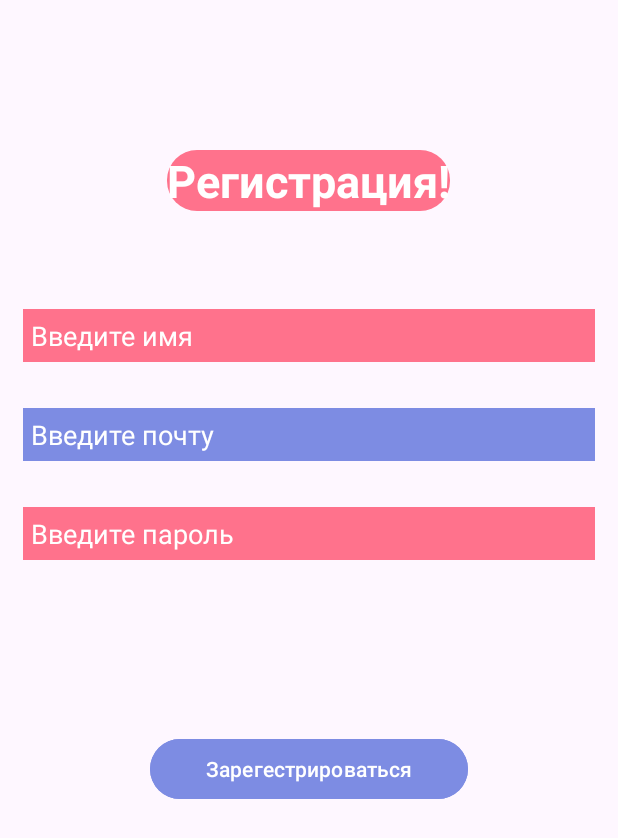
After one commit to DanilPavlukhov/LearnEnglish, an Android app: the RegistrationActivity screen opened directly, with no data from a screen before it, on a phone screen of 412 x 824 dp. The commit adds this screen. Shown: the top 838 px of the screen. Run offline under Robolectric (Android 15) with nearby library versions, the phone set to English and light mode, and no system bars; our stand-ins replace Firebase (no records; nobody signed in at launch, a user with empty details on screens opened directly).

Commit message:
Commit 3

```diff
--- a/app/build.gradle
+++ b/app/build.gradle
@@ -1,5 +1,6 @@
 plugins {
     id 'com.android.application'
+    id 'com.google.gms.google-services'
 }
 
 android {
@@ -37,7 +38,12 @@ dependencies {
     implementation 'com.google.android.material:material:1.5.0'
     implementation 'com.google.android.material:material:1.4.0'
     implementation 'androidx.constraintlayout:constraintlayout:2.1.4'
+    implementation 'androidx.annotation:annotation:1.3.0'
+    implementation 'androidx.lifecycle:lifecycle-livedata-ktx:2.4.1'
+    implementation 'androidx.lifecycle:lifecycle-viewmodel-ktx:2.4.1'
     testImplementation 'junit:junit:4.13.2'
     androidTestImplementation 'androidx.test.ext:junit:1.1.5'
     androidTestImplementation 'androidx.test.espresso:espresso-core:3.5.1'
+    implementation platform('com.google.firebase:firebase-bom:32.1.0')
+    implementation 'com.google.firebase:firebase-auth'
 }
--- a/app/src/main/java/com/example/learnenglish/MainActivity.java
+++ b/app/src/main/java/com/example/learnenglish/MainActivity.java
@@ -14,6 +14,7 @@ public class MainActivity extends AppCompatActivity {
     private Button btn_3;
     private Button btn_4;
 
+
     @Override
     protected void onCreate(Bundle savedInstanceState) {
         super.onCreate(savedInstanceState);
@@ -26,6 +27,7 @@ public class MainActivity extends AppCompatActivity {
         btn_2 =  findViewById(R.id.btn_2);
         btn_3 =  findViewById(R.id.btn_3);
         btn_4 =  findViewById(R.id.btn_4);
+
     }
     private void listener(){
         btn_1.setOnClickListener(v -> {
--- /dev/null
+++ b/app/src/main/java/com/example/learnenglish/RegistrationActivity.java
@@ -0,0 +1,62 @@
+package com.example.learnenglish;
+
+import androidx.annotation.NonNull;
+import androidx.appcompat.app.AppCompatActivity;
+
+import android.content.Intent;
+import android.os.Bundle;
+import android.view.View;
+import android.widget.Button;
+import android.widget.EditText;
+import android.widget.Toast;
+
+import com.example.learnenglish.fireBaseController.Controller;
+import com.google.android.gms.tasks.OnCompleteListener;
+import com.google.android.gms.tasks.Task;
+import com.google.firebase.auth.AuthResult;
+
+public class RegistrationActivity extends AppCompatActivity {
+    EditText newEditUser,newEditEmail,newEditPassword;
+    Button regist;
+    @Override
+    protected void onCreate(Bundle savedInstanceState) {
+        super.onCreate(savedInstanceState);
+
+        Controller controller = new Controller();
+        if(controller.isRegistration()){
+            startActivity(new Intent(RegistrationActivity.this,MainActivity.class));
+        }
+
+        setContentView(R.layout.activity_regestrarion);
+        newEditUser = findViewById(R.id.newUserEdit);
+        newEditEmail = findViewById(R.id.newEmailEdit);
+        newEditPassword = findViewById(R.id.newPasswordEdit);
+        regist = findViewById(R.id.registButton);
+
+
+
+        regist.setOnClickListener(new View.OnClickListener() {
+            @Override
+            public void onClick(View v) {
+                String username = newEditUser.getText().toString();
+                String email = newEditEmail.getText().toString();
+                String password = newEditPassword.getText().toString();
+                controller.registrationNewUser(email, password, new OnCompleteListener<AuthResult>() {
+                    @Override
+                    public void onComplete(@NonNull Task<AuthResult> task) {
+                        if(task.isSuccessful()){
+                            Toast.makeText(RegistrationActivity.this
+                                    ,controller.getUser().getEmail(),Toast.LENGTH_SHORT).show();
+                            startActivity(new Intent(RegistrationActivity.this,MainActivity.class));
+                        }
+                        else Toast.makeText(RegistrationActivity.this,task.getException().
+                                getMessage(),Toast.LENGTH_SHORT).show();
+
+                    }
+                });
+
+
+            }
+        });
+    }
+}
--- a/app/src/main/java/com/example/learnenglish/SplashActivity.java
+++ b/app/src/main/java/com/example/learnenglish/SplashActivity.java
@@ -23,7 +23,7 @@ public class SplashActivity extends AppCompatActivity {
         handler.postDelayed(new Runnable() {
             @Override
             public void run() {
-                startActivity(new Intent(SplashActivity.this, MainActivity.class));
+                startActivity(new Intent(SplashActivity.this, RegistrationActivity.class));
                 finish();
             }
         },1000);
--- /dev/null
+++ b/app/src/main/java/com/example/learnenglish/fireBaseController/Controller.java
@@ -0,0 +1,23 @@
+package com.example.learnenglish.fireBaseController;
+
+import com.google.android.gms.tasks.OnCompleteListener;
+import com.google.firebase.auth.AuthResult;
+import com.google.firebase.auth.FirebaseAuth;
+import com.google.firebase.auth.FirebaseUser;
+
+public class Controller {
+    private final FirebaseAuth auth;
+
+    public Controller() {
+        auth = FirebaseAuth.getInstance();
+    }
+    public boolean isRegistration(){
+        return auth.getCurrentUser() != null;
+    }
+    public FirebaseUser getUser(){
+        return auth.getCurrentUser();
+    }
+    public void registrationNewUser(String email, String password, OnCompleteListener<AuthResult> listener){
+        auth.createUserWithEmailAndPassword(email, password).addOnCompleteListener(listener);
+    }
+}
--- a/app/src/main/res/layout/activity_main.xml
+++ b/app/src/main/res/layout/activity_main.xml
@@ -6,7 +6,6 @@
     android:layout_height="match_parent"
     tools:context=".MainActivity"
     android:background="@drawable/bigban">
-
 
         <com.google.android.material.textview.MaterialTextView
             android:layout_width="150dp"
@@ -61,6 +60,4 @@
             />
 
 
-
-
 </RelativeLayout>
--- /dev/null
+++ b/app/src/main/res/layout/activity_regestrarion.xml
@@ -0,0 +1,69 @@
+<?xml version="1.0" encoding="utf-8"?>
+<LinearLayout xmlns:android="http://schemas.android.com/apk/res/android"
+    xmlns:app="http://schemas.android.com/apk/res-auto"
+    xmlns:tools="http://schemas.android.com/tools"
+    android:layout_width="match_parent"
+    android:layout_height="match_parent"
+    tools:context=".RegistrationActivity"
+    android:orientation="vertical">
+    <TextView
+        android:id="@+id/tvRegist"
+        android:layout_width="wrap_content"
+        android:layout_height="wrap_content"
+        android:text="Регистрация!"
+        android:background="@drawable/textshape"
+        android:textColor="@color/white"
+        android:textSize="30sp"
+        android:textStyle="bold"
+        android:layout_gravity="center"
+        android:layout_marginTop="100dp"
+        android:layout_marginBottom="50dp"/>
+    <EditText
+        android:id="@+id/newUserEdit"
+        android:layout_width="match_parent"
+        android:layout_height="wrap_content"
+        android:inputType="text"
+        android:hint="Введите имя"
+        android:background="@color/btn1"
+        android:singleLine="true"
+        android:padding="5dp"
+        android:layout_gravity="center"
+        android:textColorHint="@color/white"
+        android:layout_margin="15dp"/>
+
+    <EditText
+        android:inputType="textEmailAddress"
+        android:id="@+id/newEmailEdit"
+        android:layout_width="match_parent"
+        android:layout_height="wrap_content"
+        android:hint="Введите почту"
+        android:background="@color/btn2"
+        android:singleLine="true"
+        android:padding="5dp"
+        android:layout_gravity="center"
+        android:textColorHint="@color/white"
+        android:layout_margin="15dp"/>
+    <EditText
+
+        android:textColorHint="@color/white"
+        android:id="@+id/newPasswordEdit"
+        android:layout_width="match_parent"
+        android:layout_height="wrap_content"
+        android:hint="Введите пароль"
+        android:background="@color/btn1"
+        android:singleLine="true"
+        android:padding="5dp"
+        android:layout_gravity="center"
+        android:layout_margin="15dp"/>
+    <Button
+        android:id="@+id/registButton"
+        android:layout_width="match_parent"
+        android:layout_height="wrap_content"
+        android:text="Зарегестрироваться"
+        android:backgroundTint="@color/btn2"
+        android:textColor="@color/white"
+        android:layout_marginTop="50dp"
+        android:layout_margin="100dp"
+        android:gravity="center"/>
+
+</LinearLayout>
--- a/app/src/main/res/values-land/dimens.xml
+++ b/app/src/main/res/values-land/dimens.xml
@@ -1,4 +1,5 @@
 <resources>
     <dimen name="fab_margin">48dp</dimen>
     <dimen name="text_margin">48dp</dimen>
+    <dimen name="activity_horizontal_margin">48dp</dimen>
 </resources>
--- a/app/src/main/res/values-w1240dp/dimens.xml
+++ b/app/src/main/res/values-w1240dp/dimens.xml
@@ -1,3 +1,4 @@
 <resources>
     <dimen name="fab_margin">200dp</dimen>
+    <dimen name="activity_horizontal_margin">200dp</dimen>
 </resources>
--- a/app/src/main/res/values-w600dp/dimens.xml
+++ b/app/src/main/res/values-w600dp/dimens.xml
@@ -1,4 +1,5 @@
 <resources>
     <dimen name="fab_margin">48dp</dimen>
     <dimen name="text_margin">48dp</dimen>
+    <dimen name="activity_horizontal_margin">48dp</dimen>
 </resources>
--- a/app/src/main/res/values/dimens.xml
+++ b/app/src/main/res/values/dimens.xml
@@ -2,4 +2,7 @@
     <dimen name="app_bar_height">180dp</dimen>
     <dimen name="fab_margin">16dp</dimen>
     <dimen name="text_margin">16dp</dimen>
+    <!-- Default screen margins, per the Android Design guidelines. -->
+    <dimen name="activity_horizontal_margin">16dp</dimen>
+    <dimen name="activity_vertical_margin">16dp</dimen>
 </resources>
```
Also changed, not shown: app/src/main/AndroidManifest.xml (+18 -14 lines), app/src/main/res/values/strings.xml (+9 -0 lines), build.gradle (+14 -0 lines), 1 other file. Lines whose indentation alone changed are shown as unchanged.
